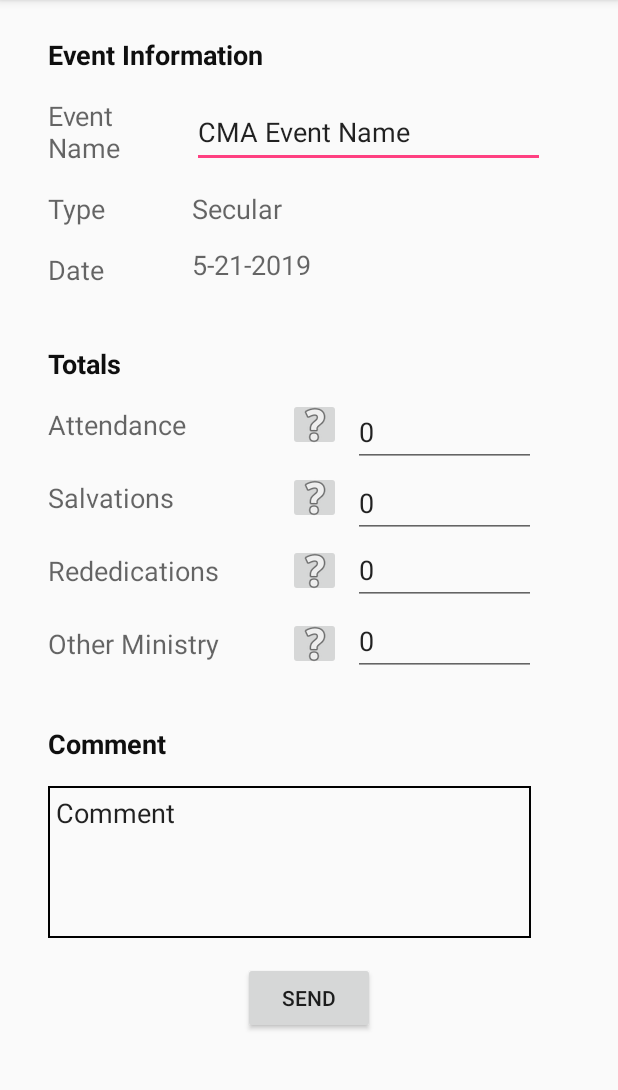
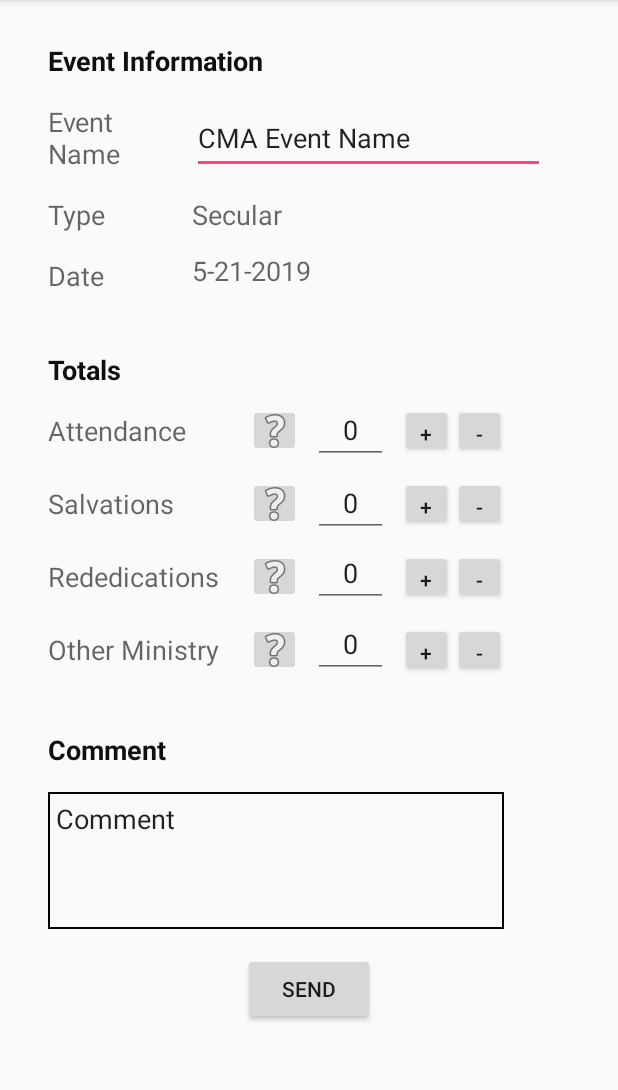
Before and after one commit to pauldshep/CMAActivityReport, an Android app: the screen it shows after launch (ActivityMain), on a phone screen of 412 x 824 dp, the part 84-1174 px from its top. Run offline under Robolectric (Android 15) with nearby library versions, the phone set to English and light mode, and no system bars.

Commit message:
increment/decrement buttons

```diff
--- a/app/src/main/java/com/sss/android/cmaactivityreport/ActivityMain.java
+++ b/app/src/main/java/com/sss/android/cmaactivityreport/ActivityMain.java
@@ -63,6 +63,8 @@ public class ActivityMain extends AppCompatActivity
         mEditTextSalvations = findViewById(R.id.editTextSalvations);
         mEditTextRededicate = findViewById(R.id.editTextRededications);
         mEditTextOther      = findViewById(R.id.editTextOther);
+
+
 
         // configure the action bar and handle its messages
         ActionBar action_bar = getSupportActionBar();
@@ -171,67 +173,152 @@ public class ActivityMain extends AppCompatActivity
 
         //----------------------------------------------------------------------
         // Totals message handlers
+        // Attendence
         //----------------------------------------------------------------------
-        final TextView text_view_attend = findViewById(R.id.editTextEventAttend);
-        text_view_attend.setOnFocusChangeListener(new View.OnFocusChangeListener()
+        mEditTextAttend.setOnFocusChangeListener(new View.OnFocusChangeListener()
         {
             @Override
             public void onFocusChange(View view, boolean b)
             {
-                String attend_str = text_view_attend.getText().toString();
+                String attend_str = mEditTextAttend.getText().toString();
                 String attend_def = getString(R.string.edittext_def_attend);
                 if(attend_str.equals(attend_def))
                 {
-                    text_view_attend.setText("");
+                    mEditTextAttend.setText("");
                 }
             }
         });
 
+        Button btn_inc_attend = findViewById(R.id.btnIncAttend);
+        btn_inc_attend.setOnClickListener(new View.OnClickListener()
+        {
+            @Override
+            public void onClick(View view)
+            {
+                incDecEditText(mEditTextAttend, 1);
+            }
+        });
 
-        final TextView text_view_salvations = findViewById(R.id.editTextSalvations);
-        text_view_salvations.setOnFocusChangeListener(new View.OnFocusChangeListener()
+        Button btn_dec_attend = findViewById(R.id.btnDecAttend);
+        btn_dec_attend.setOnClickListener(new View.OnClickListener()
+        {
+            @Override
+            public void onClick(View view)
+            {
+                incDecEditText(mEditTextAttend, -1);
+            }
+        });
+
+
+        //----------------------------------------------------------------------
+        // Salvations
+
+        mEditTextSalvations.setOnFocusChangeListener(new View.OnFocusChangeListener()
         {
             @Override
             public void onFocusChange(View view, boolean b)
             {
-                String salvations_str = text_view_salvations.getText().toString();
+                String salvations_str = mEditTextSalvations.getText().toString();
                 String salvations_def = getString(R.string.edittext_def_salvations);
                 if(salvations_str.equals(salvations_def))
                 {
-                    text_view_salvations.setText("");
+                    mEditTextSalvations.setText("");
                 }
             }
         });
 
+        Button btn_inc_salvations = findViewById(R.id.btnIncSalvations);
+        btn_inc_salvations.setOnClickListener(new View.OnClickListener()
+        {
+            @Override
+            public void onClick(View view)
+            {
+                incDecEditText(mEditTextSalvations, 1);
+            }
+        });
 
-        final TextView text_view_rededications = findViewById(R.id.editTextRededications);
-        text_view_rededications.setOnFocusChangeListener(new View.OnFocusChangeListener()
+        Button btn_dec_salvations = findViewById(R.id.btnDecSalvations);
+        btn_dec_salvations.setOnClickListener(new View.OnClickListener()
+        {
+            @Override
+            public void onClick(View view)
+            {
+                incDecEditText(mEditTextSalvations, -1);
+            }
+        });
+
+
+        //----------------------------------------------------------------------
+        // Rededicate
+
+        mEditTextRededicate.setOnFocusChangeListener(new View.OnFocusChangeListener()
         {
             @Override
             public void onFocusChange(View view, boolean b)
             {
-                String rededication_str = text_view_rededications.getText().toString();
+                String rededication_str = mEditTextRededicate.getText().toString();
                 String rededication_def = getString(R.string.edittext_def_rededications);
                 if(rededication_str.equals(rededication_def))
                 {
-                    text_view_rededications.setText("");
+                    mEditTextRededicate.setText("");
                 }
             }
         });
 
+        Button btn_inc_rededications = findViewById(R.id.btnIncRededications);
+        btn_inc_rededications.setOnClickListener(new View.OnClickListener()
+        {
+            @Override
+            public void onClick(View view)
+            {
+                incDecEditText(mEditTextRededicate, 1);
+            }
+        });
 
-        final TextView text_view_other = findViewById(R.id.editTextOther);
-        text_view_other.setOnFocusChangeListener(new View.OnFocusChangeListener()
+        Button btn_dec_rededications = findViewById(R.id.btnDecRededications);
+        btn_dec_rededications.setOnClickListener(new View.OnClickListener()
+        {
+            @Override
+            public void onClick(View view)
+            {
+                incDecEditText(mEditTextRededicate, -1);
+            }
+        });
+
+        //----------------------------------------------------------------------
+        // Other
+
+        mEditTextOther.setOnFocusChangeListener(new View.OnFocusChangeListener()
         {
             @Override
             public void onFocusChange(View view, boolean b)
             {
-                String other_str = text_view_other.getText().toString();
+                String other_str = mEditTextOther.getText().toString();
                 String other_def = getString(R.string.edittext_def_other);
                 if(other_str.equals(other_def))
                 {
-                    text_view_other.setText("");
+                    mEditTextOther.setText("");
                 }
+            }
+        });
+
+        Button btn_inc_other = findViewById(R.id.btnIncOther);
+        btn_inc_other.setOnClickListener(new View.OnClickListener()
+        {
+            @Override
+            public void onClick(View view)
+            {
+                incDecEditText(mEditTextOther, 1);
+            }
+        });
+
+        Button btn_dec_other = findViewById(R.id.btnDecOther);
+        btn_dec_other.setOnClickListener(new View.OnClickListener()
+        {
+            @Override
+            public void onClick(View view)
+            {
+                incDecEditText(mEditTextOther, -1);
             }
         });
 
@@ -506,6 +593,35 @@ public class ActivityMain extends AppCompatActivity
     ////////////////////////////////////////////////////////////////////////////
     ///////////////////////// PRIVATE MEMBER FUNCTIONS /////////////////////////
     ////////////////////////////////////////////////////////////////////////////
+    /**
+     * Increments or decrements the numeric value in an EditText and updates
+     * the EditText display.
+     *
+     * @param editText
+     * @param inc_dec
+     */
+    private void incDecEditText(EditText editText, int inc_dec)
+    {
+        int int_val;
+
+        try
+        {
+            int_val = Integer.parseInt(editText.getText().toString());
+            int_val += inc_dec;
+
+            if(int_val < 0)
+            {
+                int_val = 0;
+            }
+        }
+        catch(NumberFormatException nfe)
+        {
+            int_val = 0;
+        }
+
+        editText.setText(Integer.toString(int_val));
+    }   // end private void incDecEditText(EditText editText, int inc_dec)
+
     /**
      * Displays the Date Picker
      */
--- a/app/src/main/res/layout/activity_main.xml
+++ b/app/src/main/res/layout/activity_main.xml
@@ -14,7 +14,9 @@
             android:layout_height="wrap_content"
             app:layout_constraintTop_toTopOf="parent"
             app:layout_constraintLeft_toLeftOf="parent"
-            app:layout_constraintRight_toRightOf="parent">
+            app:layout_constraintRight_toRightOf="parent"
+            android:layout_marginTop="4dp"
+            app:layout_constraintHorizontal_bias="0.0">
 
         <android.support.constraint.ConstraintLayout
                 android:layout_width="match_parent"
@@ -166,10 +168,12 @@
                     android:textColor="#0F0F0F"/>
 
 
-            <!-- Number of  CMA members attending the event -->
+            <!--
+            Number of CMA members attending the event
+            -->
             <TextView
                     android:id="@+id/eventAttend"
-                    android:layout_width="152dp"
+                    android:layout_width="125dp"
                     android:layout_height="wrap_content"
                     android:text="@string/event_attend"
                     android:textAppearance="?android:attr/textAppearanceMedium"
@@ -194,28 +198,51 @@
 
             <EditText
                     android:id="@+id/editTextEventAttend"
-                    android:layout_width="122dp"
-                    android:layout_height="46dp"
+                    android:layout_width="50dp"
+                    android:layout_height="40dp"
                     android:inputType="date"
                     android:text="@string/edittext_def_attend"
+                    android:gravity="center"
                     android:ems="10"
                     android:paddingTop="10dp"
                     android:layout_alignEnd="@+id/textViewEventDate"
                     android:layout_below="@+id/textView_totals"
                     app:layout_constraintBottom_toBottomOf="@+id/eventAttend"
                     app:layout_constraintTop_toTopOf="@+id/eventAttend"
-                    app:layout_constraintVertical_bias="0.272"
+                    app:layout_constraintVertical_bias="0.357"
                     app:layout_constraintStart_toEndOf="@+id/imageButtonAttendHelp"
                     android:layout_marginStart="8dp"/>
 
-            <!-- Number of Salvations -->
+            <Button
+                    android:id="@+id/btnIncAttend"
+                    android:text="@string/increment_char"
+                    android:layout_width="35dp"
+                    android:layout_height="35dp"
+                    app:layout_constraintStart_toEndOf="@+id/editTextEventAttend"
+                    app:layout_constraintBottom_toBottomOf="@+id/eventAttend"
+                    app:layout_constraintTop_toTopOf="@+id/eventAttend"
+                    android:layout_marginStart="8dp"/>
+
+            <Button
+                    android:id="@+id/btnDecAttend"
+                    android:text="@string/decrement_char"
+                    android:layout_width="35dp"
+                    android:layout_height="35dp"
+                    app:layout_constraintStart_toEndOf="@+id/btnIncAttend"
+                    app:layout_constraintTop_toTopOf="@+id/eventAttend"
+                    app:layout_constraintBottom_toBottomOf="@+id/eventAttend"/>
+
+
+            <!--
+            Number of Salvations
+            -->
             <TextView
-                    android:layout_width="152dp"
+                    android:id="@+id/textView_salvations"
+                    android:layout_width="125dp"
                     android:layout_height="wrap_content"
                     android:textAppearance="?android:attr/textAppearanceMedium"
                     android:gravity="center_vertical"
                     android:text="@string/event_salvations"
-                    android:id="@+id/textView_salvations"
                     android:layout_alignEnd="@+id/eventAttend"
                     android:layout_below="@+id/editTextEventAttend"
                     android:layout_alignParentStart="true"
@@ -236,28 +263,51 @@
                     app:layout_constraintBottom_toBottomOf="@+id/textView_salvations"/>
 
             <EditText
-                    android:layout_width="122dp"
-                    android:layout_height="46dp"
+                    android:id="@+id/editTextSalvations"
+                    android:layout_width="50dp"
+                    android:layout_height="40dp"
                     android:inputType="number"
                     android:ems="10"
-                    android:id="@+id/editTextSalvations"
                     android:text="@string/edittext_def_salvations"
+                    android:gravity="center"
                     android:layout_alignStart="@+id/editTextEventAttend"
                     android:layout_below="@+id/editTextEventAttend"
                     app:layout_constraintBottom_toBottomOf="@+id/textView_salvations"
                     app:layout_constraintTop_toTopOf="@+id/textView_salvations"
-                    app:layout_constraintVertical_bias="0.333"
+                    app:layout_constraintVertical_bias="0.357"
                     app:layout_constraintStart_toEndOf="@+id/imageButtonSalvationHelp"
                     android:layout_marginStart="8dp"/>
 
-            <!-- Number of rededications -->
+            <Button
+                    android:id="@+id/btnIncSalvations"
+                    android:text="@string/increment_char"
+                    android:layout_width="35dp"
+                    android:layout_height="35dp"
+                    app:layout_constraintTop_toTopOf="@+id/textView_salvations"
+                    app:layout_constraintBottom_toBottomOf="@+id/textView_salvations"
+                    app:layout_constraintStart_toEndOf="@+id/editTextSalvations"
+                    android:layout_marginStart="8dp"/>
+
+            <Button
+                    android:id="@+id/btnDecSalvations"
+                    android:text="@string/decrement_char"
+                    android:layout_width="35dp"
+                    android:layout_height="35dp"
+                    app:layout_constraintTop_toTopOf="@+id/textView_salvations"
+                    app:layout_constraintBottom_toBottomOf="@+id/textView_salvations"
+                    app:layout_constraintStart_toEndOf="@+id/btnIncSalvations"
+                    />
+
+            <!--
+            Number of rededications
+            -->
             <TextView
-                    android:layout_width="152dp"
+                    android:id="@+id/textView_rededications"
+                    android:layout_width="125dp"
                     android:layout_height="wrap_content"
                     android:textAppearance="?android:attr/textAppearanceMedium"
                     android:gravity="center_vertical"
                     android:text="@string/event_rededications"
-                    android:id="@+id/textView_rededications"
                     android:layout_alignParentStart="true"
                     android:layout_alignTop="@+id/editTextRededications"
                     android:layout_alignBottom="@+id/editTextRededications"
@@ -268,11 +318,12 @@
 
             <EditText
                     android:id="@+id/editTextRededications"
-                    android:layout_width="122dp"
-                    android:layout_height="46dp"
+                    android:layout_width="50dp"
+                    android:layout_height="40dp"
                     android:inputType="number"
                     android:ems="10"
                     android:text="@string/edittext_def_rededications"
+                    android:gravity="center"
                     android:layout_alignLeft="@+id/editTextSalvations"
                     android:layout_alignStart="@+id/editTextSalvations"
                     android:layout_below="@+id/editTextSalvations"
@@ -281,10 +332,33 @@
                     app:layout_constraintStart_toEndOf="@+id/imageButtonRededicationHelp"
                     android:layout_marginStart="8dp"/>
 
+            <Button
+                    android:id="@+id/btnIncRededications"
+                    android:text="@string/increment_char"
+                    android:layout_width="35dp"
+                    android:layout_height="35dp"
+                    app:layout_constraintTop_toTopOf="@+id/textView_rededications"
+                    app:layout_constraintBottom_toBottomOf="@+id/textView_rededications"
+                    app:layout_constraintStart_toEndOf="@+id/editTextRededications"
+                    android:layout_marginStart="8dp"/>
 
-            <!-- Other Ministry -->
+            <Button
+                    android:id="@+id/btnDecRededications"
+                    android:text="@string/decrement_char"
+                    android:layout_width="35dp"
+                    android:layout_height="35dp"
+                    app:layout_constraintTop_toTopOf="@+id/textView_rededications"
+                    app:layout_constraintBottom_toBottomOf="@+id/textView_rededications"
+                    app:layout_constraintStart_toEndOf="@+id/btnIncRededications"
+                    />
+
+
+            <!--
+            Other Ministry
+            -->
             <TextView
-                    android:layout_width="152dp"
+                    android:layout_alignBottom="@+id/editTextOther"
+                    android:layout_width="125dp"
                     android:layout_height="wrap_content"
                     android:textAppearance="?android:attr/textAppearanceMedium"
                     android:gravity="center_vertical"
@@ -292,7 +366,6 @@
                     android:id="@+id/textView_other"
                     android:layout_alignEnd="@+id/textView_rededications"
                     android:layout_alignTop="@+id/editTextOther"
-                    android:layout_alignBottom="@+id/editTextOther"
                     android:layout_alignParentStart="true"
                     android:layout_marginStart="24dp"
                     app:layout_constraintStart_toStartOf="parent"
@@ -302,9 +375,10 @@
             <EditText
                     android:id="@+id/editTextOther"
                     android:text="@string/edittext_def_other"
-                    android:layout_width="122dp"
-                    android:layout_height="46dp"
+                    android:layout_width="50dp"
+                    android:layout_height="40dp"
                     android:inputType="number"
+                    android:gravity="center"
                     android:ems="10"
                     android:layout_alignStart="@+id/editTextRededications"
                     android:layout_below="@+id/editTextRededications"
@@ -314,12 +388,34 @@
                     android:layout_marginStart="8dp"
                     app:layout_constraintVertical_bias="0.59"/>
 
+            <Button
+                    android:id="@+id/btnIncOther"
+                    android:text="@string/increment_char"
+                    android:layout_width="35dp"
+                    android:layout_height="35dp"
+                    app:layout_constraintTop_toTopOf="@+id/textView_other"
+                    app:layout_constraintBottom_toBottomOf="@+id/textView_other"
+                    app:layout_constraintStart_toEndOf="@+id/editTextOther"
+                    android:layout_marginStart="8dp"/>
 
-            <!-- Comment Section -->
+            <Button
+                    android:id="@+id/btnDecOther"
+                    android:text="@string/decrement_char"
+                    android:layout_width="35dp"
+                    android:layout_height="35dp"
+                    app:layout_constraintTop_toTopOf="@+id/textView_other"
+                    app:layout_constraintBottom_toBottomOf="@+id/textView_other"
+                    app:layout_constraintVertical_bias="0.545"
+                    app:layout_constraintStart_toEndOf="@+id/btnIncOther"/>
+
+
+            <!--
+            Comment Section
+            -->
             <TextView
                     android:id="@+id/textViewComment"
                     android:text="@string/event_comment"
-                    android:layout_width="152dp"
+                    android:layout_width="150dp"
                     android:layout_height="wrap_content"
                     android:textAppearance="?android:attr/textAppearanceMedium"
                     android:layout_below="@+id/textViewDateTitle"
@@ -339,16 +435,18 @@
                     android:gravity="top|left"
                     android:background="@drawable/border"
                     android:padding="5dp"
-                    android:layout_width="322dp"
-                    android:layout_height="101dp"
+                    android:layout_width="304dp"
+                    android:layout_height="91dp"
                     android:ems="10"
                     android:layout_alignStart="@+id/editTextRededications"
                     android:layout_below="@+id/editTextRededications"
                     android:layout_marginTop="16dp"
                     app:layout_constraintTop_toBottomOf="@+id/textViewComment"
                     app:layout_constraintStart_toStartOf="@+id/textViewComment"
-                    app:layout_constraintEnd_toEndOf="@+id/editTextOther"
+                    android:layout_marginEnd="8dp"
+                    app:layout_constraintEnd_toEndOf="@+id/btnDecOther"
                     app:layout_constraintHorizontal_bias="0.0"/>
+
 
             !-- Control Buttons -->
             <Button
@@ -376,6 +474,7 @@
                     app:layout_constraintTop_toTopOf="@+id/textView_rededications"
                     app:layout_constraintBottom_toBottomOf="@+id/textView_rededications"/>
 
+
         </android.support.constraint.ConstraintLayout>
     </ScrollView>
 </android.support.constraint.ConstraintLayout>
--- a/app/src/main/res/values/strings.xml
+++ b/app/src/main/res/values/strings.xml
@@ -80,4 +80,7 @@
     <!-- General Definitions - do not translate -->
     <string name="boolean_true">true</string>
     <string name="boolean_false">false</string>
+    <string name="increment_char">+</string>
+    <string name="decrement_char">-</string>
+
 </resources>
```
